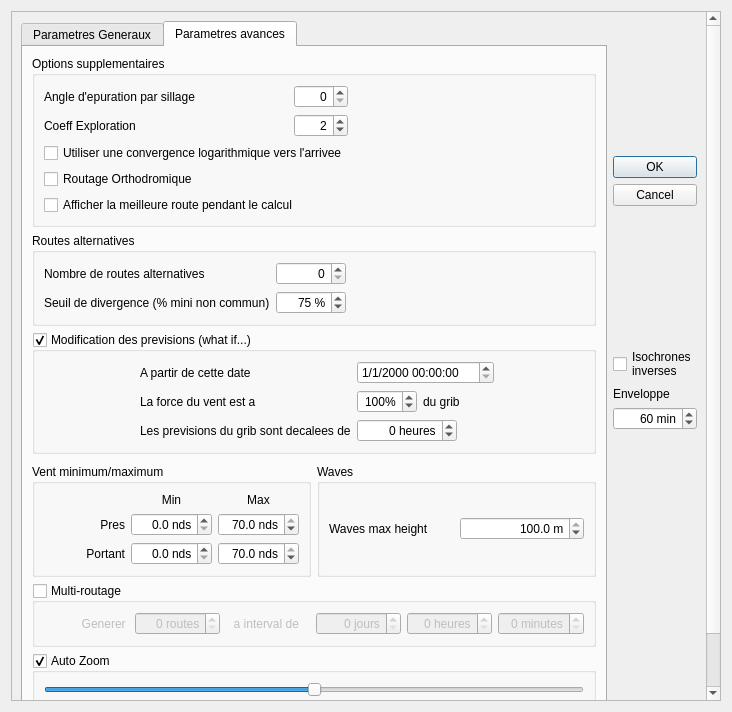
Before: the Qt Designer form src/Ui/Routage_Editor.ui in nohal/qtVlm, drawn with Qt 5.
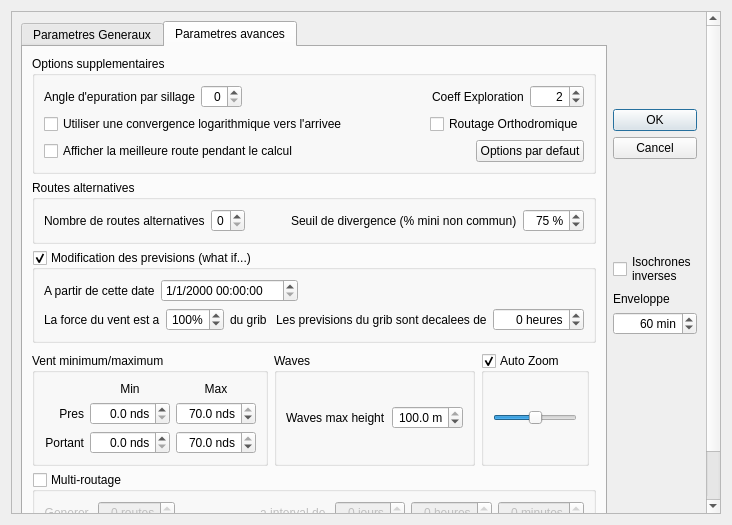
After: the same form once the commit is applied. The open tabs and pages were chosen to show the change.

The edit to the form file:
```diff
--- a/src/Ui/Routage_Editor.ui
+++ b/src/Ui/Routage_Editor.ui
@@ -7,7 +7,7 @@
     <x>0</x>
     <y>0</y>
     <width>732</width>
-    <height>712</height>
+    <height>525</height>
    </rect>
   </property>
   <property name="sizePolicy">
@@ -43,7 +43,7 @@
         <x>0</x>
         <y>0</y>
         <width>712</width>
-        <height>692</height>
+        <height>505</height>
        </rect>
       </property>
       <layout class="QHBoxLayout" name="horizontalLayout_9">
@@ -475,46 +475,18 @@
              <property name="title">
               <string>Options supplementaires</string>
              </property>
-             <layout class="QGridLayout" name="gridLayout_5">
-              <item row="1" column="2">
-               <widget class="QSpinBox" name="explo">
-                <property name="alignment">
-                 <set>Qt::AlignRight|Qt::AlignTrailing|Qt::AlignVCenter</set>
-                </property>
-                <property name="suffix">
-                 <string/>
-                </property>
-                <property name="prefix">
-                 <string/>
-                </property>
-                <property name="minimum">
-                 <number>0</number>
-                </property>
-                <property name="maximum">
-                 <number>1000</number>
-                </property>
-                <property name="singleStep">
-                 <number>1</number>
-                </property>
-                <property name="value">
-                 <number>2</number>
+             <layout class="QVBoxLayout" name="verticalLayout_12">
+              <item>
+               <layout class="QHBoxLayout" name="horizontalLayout_12">
+                <item>
+                 <widget class="QLabel" name="label_7">
+                  <property name="text">
+                   <string>Angle d'epuration par sillage</string>
                 </property>
                </widget>
               </item>
-              <item row="0" column="2">
+                <item>
                <widget class="QSpinBox" name="pruneWakeAngle">
-                <property name="sizePolicy">
-                 <sizepolicy hsizetype="Minimum" vsizetype="Fixed">
-                  <horstretch>0</horstretch>
-                  <verstretch>0</verstretch>
-                 </sizepolicy>
-                </property>
-                <property name="minimumSize">
-                 <size>
-                  <width>50</width>
-                  <height>0</height>
-                 </size>
-                </property>
                 <property name="toolTip">
                  <string/>
                 </property>
@@ -526,7 +498,7 @@
                 </property>
                </widget>
               </item>
-              <item row="1" column="4">
+                <item>
                <spacer name="horizontalSpacer_3">
                 <property name="orientation">
                  <enum>Qt::Horizontal</enum>
@@ -539,56 +511,82 @@
                 </property>
                </spacer>
               </item>
-              <item row="0" column="4">
-               <spacer name="horizontalSpacer_2">
-                <property name="orientation">
-                 <enum>Qt::Horizontal</enum>
-                </property>
-                <property name="sizeHint" stdset="0">
-                 <size>
-                  <width>301</width>
-                  <height>20</height>
-                 </size>
-                </property>
-               </spacer>
-              </item>
-              <item row="0" column="0">
-               <widget class="QLabel" name="label_7">
-                <property name="text">
-                 <string>Angle d'epuration par sillage</string>
-                </property>
-               </widget>
-              </item>
-              <item row="2" column="0" colspan="3">
-               <widget class="QCheckBox" name="log">
-                <property name="text">
-                 <string>Utiliser une convergence logarithmique vers l'arrivee</string>
-                </property>
-               </widget>
-              </item>
-              <item row="4" column="0" colspan="3">
-               <widget class="QCheckBox" name="showBestLive">
-                <property name="text">
-                 <string>Afficher la meilleure route pendant le calcul</string>
-                </property>
-               </widget>
-              </item>
-              <item row="1" column="0">
+                <item>
                <widget class="QLabel" name="label_13">
                 <property name="text">
                  <string>Coeff Exploration</string>
                 </property>
                </widget>
               </item>
-              <item row="3" column="0">
+                <item>
+                 <widget class="QSpinBox" name="explo">
+                  <property name="alignment">
+                   <set>Qt::AlignRight|Qt::AlignTrailing|Qt::AlignVCenter</set>
+                  </property>
+                  <property name="suffix">
+                   <string/>
+                  </property>
+                  <property name="prefix">
+                   <string/>
+                  </property>
+                  <property name="minimum">
+                   <number>0</number>
+                  </property>
+                  <property name="maximum">
+                   <number>1000</number>
+                  </property>
+                  <property name="singleStep">
+                   <number>1</number>
+                  </property>
+                  <property name="value">
+                   <number>2</number>
+                  </property>
+                 </widget>
+                </item>
+               </layout>
+              </item>
+              <item>
+               <layout class="QHBoxLayout" name="horizontalLayout_13">
+                <item>
+                 <widget class="QCheckBox" name="log">
+                  <property name="text">
+                   <string>Utiliser une convergence logarithmique vers l'arrivee</string>
+                  </property>
+                 </widget>
+                </item>
+                <item>
+                 <spacer name="horizontalSpacer_2">
+                  <property name="orientation">
+                   <enum>Qt::Horizontal</enum>
+                  </property>
+                  <property name="sizeHint" stdset="0">
+                   <size>
+                    <width>40</width>
+                    <height>20</height>
+                   </size>
+                  </property>
+                 </spacer>
+                </item>
+                <item>
                <widget class="QCheckBox" name="RoutageOrtho">
                 <property name="text">
                  <string>Routage Orthodromique</string>
                 </property>
                </widget>
               </item>
-              <item row="0" column="1">
-               <spacer name="horizontalSpacer_6">
+               </layout>
+              </item>
+              <item>
+               <layout class="QHBoxLayout" name="horizontalLayout_14">
+                <item>
+                 <widget class="QCheckBox" name="showBestLive">
+                  <property name="text">
+                   <string>Afficher la meilleure route pendant le calcul</string>
+                  </property>
+                 </widget>
+                </item>
+                <item>
+                 <spacer name="horizontalSpacer_4">
                 <property name="orientation">
                  <enum>Qt::Horizontal</enum>
                 </property>
@@ -599,6 +597,15 @@
                  </size>
                 </property>
                </spacer>
+                </item>
+                <item>
+                 <widget class="QPushButton" name="Default">
+                  <property name="text">
+                   <string>Options par defaut</string>
+                  </property>
+                 </widget>
+                </item>
+               </layout>
               </item>
              </layout>
             </widget>
@@ -608,22 +615,16 @@
              <property name="title">
               <string>Routes alternatives</string>
              </property>
-             <layout class="QGridLayout" name="gridLayout_6">
-              <item row="0" column="0">
+             <layout class="QHBoxLayout" name="horizontalLayout_11">
+              <item>
                <widget class="QLabel" name="label_18">
                 <property name="text">
                  <string>Nombre de routes alternatives</string>
                 </property>
                </widget>
               </item>
-              <item row="0" column="1">
+              <item>
                <widget class="QSpinBox" name="nbAlter">
-                <property name="minimumSize">
-                 <size>
-                  <width>70</width>
-                  <height>0</height>
-                 </size>
-                </property>
                 <property name="alignment">
                  <set>Qt::AlignRight|Qt::AlignTrailing|Qt::AlignVCenter</set>
                 </property>
@@ -638,27 +639,27 @@
                 </property>
                </widget>
               </item>
-              <item row="0" column="2">
-               <spacer name="horizontalSpacer_4">
+              <item>
+               <spacer name="horizontalSpacer_6">
                 <property name="orientation">
                  <enum>Qt::Horizontal</enum>
                 </property>
                 <property name="sizeHint" stdset="0">
                  <size>
-                  <width>213</width>
+                  <width>40</width>
                   <height>20</height>
                  </size>
                 </property>
                </spacer>
               </item>
-              <item row="1" column="0">
+              <item>
                <widget class="QLabel" name="label_19">
                 <property name="text">
                  <string>Seuil de divergence (% mini non commun)</string>
                 </property>
                </widget>
               </item>
-              <item row="1" column="1">
+              <item>
                <widget class="QSpinBox" name="diver">
                 <property name="alignment">
                  <set>Qt::AlignRight|Qt::AlignTrailing|Qt::AlignVCenter</set>
@@ -677,19 +678,6 @@
                 </property>
                </widget>
               </item>
-              <item row="1" column="2">
-               <spacer name="horizontalSpacer_5">
-                <property name="orientation">
-                 <enum>Qt::Horizontal</enum>
-                </property>
-                <property name="sizeHint" stdset="0">
-                 <size>
-                  <width>213</width>
-                  <height>20</height>
-                 </size>
-                </property>
-               </spacer>
-              </item>
              </layout>
             </widget>
            </item>
@@ -704,21 +692,17 @@
              <property name="checked">
               <bool>true</bool>
              </property>
-             <layout class="QFormLayout" name="formLayout_3">
-              <property name="fieldGrowthPolicy">
-               <enum>QFormLayout::ExpandingFieldsGrow</enum>
-              </property>
-              <property name="formAlignment">
-               <set>Qt::AlignHCenter|Qt::AlignTop</set>
-              </property>
-              <item row="0" column="0">
+             <layout class="QVBoxLayout" name="verticalLayout_13">
+              <item>
+               <layout class="QHBoxLayout" name="horizontalLayout_15">
+                <item>
                <widget class="QLabel" name="label_14">
                 <property name="text">
                  <string>A partir de cette date</string>
                 </property>
                </widget>
               </item>
-              <item row="0" column="1">
+                <item>
                <widget class="QDateTimeEdit" name="whatIfDate">
                 <property name="enabled">
                  <bool>true</bool>
@@ -731,26 +715,37 @@
                 </property>
                </widget>
               </item>
-              <item row="2" column="0">
+                <item>
+                 <spacer name="horizontalSpacer_5">
+                  <property name="orientation">
+                   <enum>Qt::Horizontal</enum>
+                  </property>
+                  <property name="sizeHint" stdset="0">
+                   <size>
+                    <width>40</width>
+                    <height>20</height>
+                   </size>
+                  </property>
+                 </spacer>
+                </item>
+               </layout>
+              </item>
+              <item>
+               <layout class="QHBoxLayout" name="horizontalLayout_7">
+                <item>
                <widget class="QLabel" name="label_15">
                 <property name="text">
                  <string>La force du vent est a</string>
                 </property>
                </widget>
               </item>
-              <item row="2" column="1">
+                <item>
                <layout class="QHBoxLayout" name="horizontalLayout_4">
                 <item>
                  <widget class="QSpinBox" name="whatIfWind">
                   <property name="enabled">
                    <bool>true</bool>
                   </property>
-                  <property name="minimumSize">
-                   <size>
-                    <width>60</width>
-                    <height>0</height>
-                   </size>
-                  </property>
                   <property name="alignment">
                    <set>Qt::AlignRight|Qt::AlignTrailing|Qt::AlignVCenter</set>
                   </property>
@@ -777,24 +772,31 @@
                 </item>
                </layout>
               </item>
-              <item row="4" column="0">
+                <item>
+                 <spacer name="horizontalSpacer">
+                  <property name="orientation">
+                   <enum>Qt::Horizontal</enum>
+                  </property>
+                  <property name="sizeHint" stdset="0">
+                   <size>
+                    <width>40</width>
+                    <height>20</height>
+                   </size>
+                  </property>
+                 </spacer>
+                </item>
+                <item>
                <widget class="QLabel" name="label_17">
                 <property name="text">
                  <string>Les previsions du grib sont decalees de</string>
                 </property>
                </widget>
               </item>
-              <item row="4" column="1">
+                <item>
                <widget class="QSpinBox" name="whatIfTime">
                 <property name="enabled">
                  <bool>true</bool>
                 </property>
-                <property name="minimumSize">
-                 <size>
-                  <width>100</width>
-                  <height>0</height>
-                 </size>
-                </property>
                 <property name="alignment">
                  <set>Qt::AlignRight|Qt::AlignTrailing|Qt::AlignVCenter</set>
                 </property>
@@ -810,10 +812,12 @@
                </widget>
               </item>
              </layout>
+              </item>
+             </layout>
             </widget>
            </item>
            <item>
-            <layout class="QHBoxLayout" name="horizontalLayout_3" stretch="0,0">
+            <layout class="QHBoxLayout" name="horizontalLayout_3" stretch="0,0,0,0">
              <property name="topMargin">
               <number>4</number>
              </property>
@@ -1004,6 +1008,60 @@
                </layout>
               </widget>
              </item>
+             <item>
+              <widget class="QGroupBox" name="autoZoom">
+               <property name="title">
+                <string>Auto Zoom</string>
+               </property>
+               <property name="checkable">
+                <bool>true</bool>
+               </property>
+               <layout class="QVBoxLayout" name="verticalLayout_11">
+                <item>
+                 <widget class="QSlider" name="zoomLevel">
+                  <property name="toolTip">
+                   <string>Réglage du niveau de zoom (plus à droite = plus serré).
+La différence est surtout sensible lors d'un routage en diagonale.</string>
+                  </property>
+                  <property name="minimum">
+                   <number>1</number>
+                  </property>
+                  <property name="maximum">
+                   <number>3</number>
+                  </property>
+                  <property name="pageStep">
+                   <number>1</number>
+                  </property>
+                  <property name="sliderPosition">
+                   <number>2</number>
+                  </property>
+                  <property name="orientation">
+                   <enum>Qt::Horizontal</enum>
+                  </property>
+                  <property name="tickPosition">
+                   <enum>QSlider::NoTicks</enum>
+                  </property>
+                  <property name="tickInterval">
+                   <number>1</number>
+                  </property>
+                 </widget>
+                </item>
+               </layout>
+              </widget>
+             </item>
+             <item>
+              <spacer name="horizontalSpacer_8">
+               <property name="orientation">
+                <enum>Qt::Horizontal</enum>
+               </property>
+               <property name="sizeHint" stdset="0">
+                <size>
+                 <width>40</width>
+                 <height>20</height>
+                </size>
+               </property>
+              </spacer>
+             </item>
             </layout>
            </item>
            <item>
@@ -1044,6 +1102,19 @@
                 </property>
                </widget>
               </item>
+              <item>
+               <spacer name="horizontalSpacer_7">
+                <property name="orientation">
+                 <enum>Qt::Horizontal</enum>
+                </property>
+                <property name="sizeHint" stdset="0">
+                 <size>
+                  <width>40</width>
+                  <height>20</height>
+                 </size>
+                </property>
+               </spacer>
+              </item>
               <item>
                <widget class="QLabel" name="label_5">
                 <property name="text">
@@ -1108,71 +1179,6 @@
              </layout>
             </widget>
            </item>
-           <item>
-            <widget class="QGroupBox" name="autoZoom">
-             <property name="title">
-              <string>Auto Zoom</string>
-             </property>
-             <property name="checkable">
-              <bool>true</bool>
-             </property>
-             <layout class="QVBoxLayout" name="verticalLayout_11">
-              <item>
-               <widget class="QSlider" name="zoomLevel">
-                <property name="toolTip">
-                 <string>Réglage du niveau de zoom (plus à droite = plus serré).
-La différence est surtout sensible lors d'un routage en diagonale.</string>
-                </property>
-                <property name="minimum">
-                 <number>1</number>
-                </property>
-                <property name="maximum">
-                 <number>3</number>
-                </property>
-                <property name="pageStep">
-                 <number>1</number>
-                </property>
-                <property name="sliderPosition">
-                 <number>2</number>
-                </property>
-                <property name="orientation">
-                 <enum>Qt::Horizontal</enum>
-                </property>
-                <property name="tickPosition">
-                 <enum>QSlider::NoTicks</enum>
-                </property>
-                <property name="tickInterval">
-                 <number>1</number>
-                </property>
-               </widget>
-              </item>
-             </layout>
-            </widget>
-           </item>
-           <item>
-            <layout class="QHBoxLayout" name="horizontalLayout_7">
-             <item>
-              <widget class="QPushButton" name="Default">
-               <property name="text">
-                <string>Options par defaut</string>
-               </property>
-              </widget>
-             </item>
-             <item>
-              <spacer name="horizontalSpacer">
-               <property name="orientation">
-                <enum>Qt::Horizontal</enum>
-               </property>
-               <property name="sizeHint" stdset="0">
-                <size>
-                 <width>40</width>
-                 <height>20</height>
-                </size>
-               </property>
-              </spacer>
-             </item>
-            </layout>
-           </item>
            <item>
             <spacer name="verticalSpacer_2">
              <property name="orientation">
```
Left out of the diff: 207 changed lines with no effect on the pictures. Lines whose indentation alone changed are shown as unchanged.
